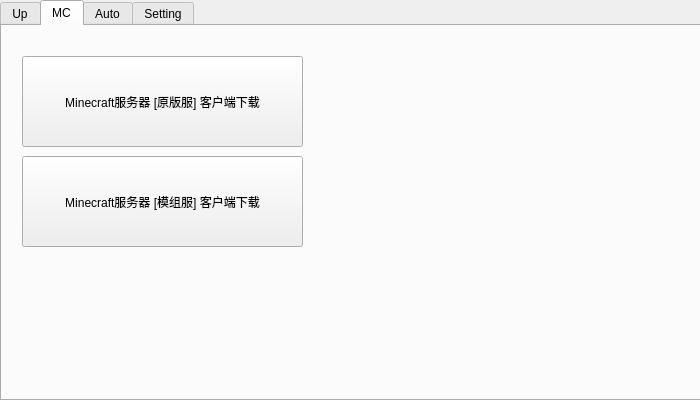
First picture: the form in src/module/data/gui/layout.ui, repository MoYuStudio/MoYu_ToolBox_Qt5, before the edit.
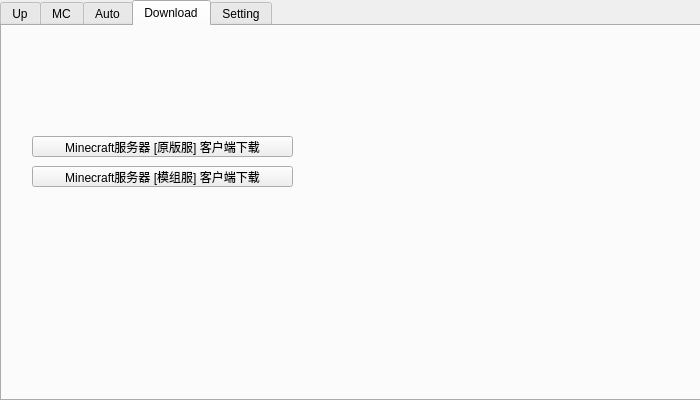
Second picture: the form after the edit. The open tabs and pages were chosen to show the change.

```diff
--- a/src/module/data/gui/layout.ui
+++ b/src/module/data/gui/layout.ui
@@ -84,7 +84,7 @@
       </rect>
      </property>
      <property name="text">
-      <string>Minecraft服务器 [原版服] 客户端下载</string>
+      <string>Minecraft服务器 [原版服]</string>
      </property>
      <property name="autoDefault">
       <bool>false</bool>
@@ -103,7 +103,7 @@
       </rect>
      </property>
      <property name="text">
-      <string>Minecraft服务器 [模组服] 客户端下载</string>
+      <string>Minecraft服务器 [模组服]</string>
      </property>
      <property name="autoDefault">
       <bool>false</bool>
@@ -131,6 +131,49 @@
      </property>
     </widget>
    </widget>
+   <widget class="QWidget" name="tab_2">
+    <attribute name="title">
+     <string>Download</string>
+    </attribute>
+    <widget class="QPushButton" name="pushButton_mcserver_mod_download">
+     <property name="geometry">
+      <rect>
+       <x>30</x>
+       <y>140</y>
+       <width>261</width>
+       <height>21</height>
+      </rect>
+     </property>
+     <property name="text">
+      <string>Minecraft服务器 [模组服] 客户端下载</string>
+     </property>
+     <property name="autoDefault">
+      <bool>false</bool>
+     </property>
+     <property name="default">
+      <bool>false</bool>
+     </property>
+    </widget>
+    <widget class="QPushButton" name="pushButton_mcserver_v_download">
+     <property name="geometry">
+      <rect>
+       <x>30</x>
+       <y>110</y>
+       <width>261</width>
+       <height>21</height>
+      </rect>
+     </property>
+     <property name="text">
+      <string>Minecraft服务器 [原版服] 客户端下载</string>
+     </property>
+     <property name="autoDefault">
+      <bool>false</bool>
+     </property>
+     <property name="default">
+      <bool>false</bool>
+     </property>
+    </widget>
+   </widget>
    <widget class="QWidget" name="tabWidget_setting">
     <attribute name="title">
      <string>Setting</string>
```
Left out of the diff: 2 changed lines with no effect on the pictures.
